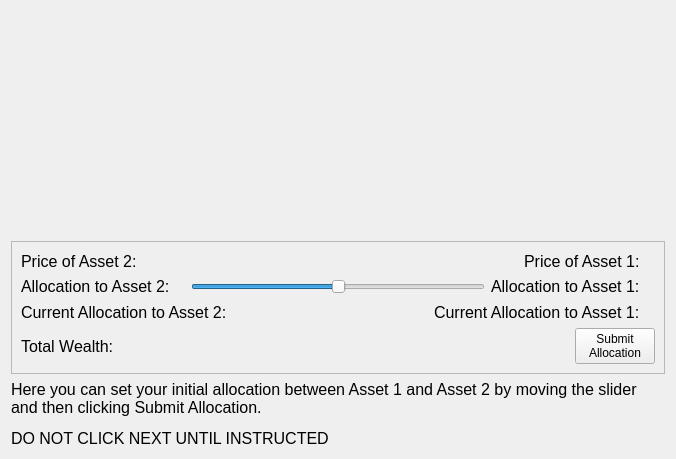
Before: the Qt Designer form MarketSimulation/initialallocationscreen.ui in dwattttt/marketsim, drawn with Qt 5.
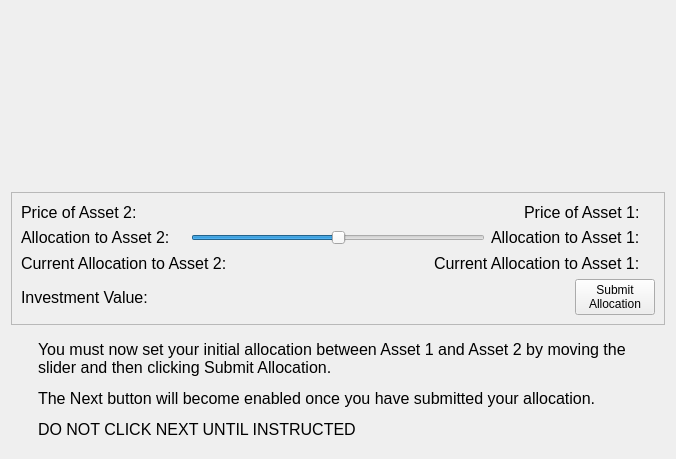
After: the same form once the commit is applied.

Commit message: Completed all of the easy required changes from Digsy  * Screen 2 text  * Screen 3 text, centering  * Screen 5 text, centering  * Screen 6 text, centering  * Screen 7 text  * Screen 8 text  * Screen 9 text  * Screen 10 text  * Screen 12 text  * Initial allocation - added axis, prevent next until allocation submitted, text, centering  * Block decryption test once one round completed  * Rename total wealth to investment value  * Relocate wealth and time labels along bottom  * Add encrypted/decrypted labels to decryption widget  * Added final score screen

```diff
--- a/MarketSimulation/initialallocationscreen.ui
+++ b/MarketSimulation/initialallocationscreen.ui
@@ -15,17 +15,21 @@
   </property>
   <layout class="QVBoxLayout" name="verticalLayout_3">
    <item>
-    <spacer name="verticalSpacer">
-     <property name="orientation">
-      <enum>Qt::Vertical</enum>
+    <widget class="QWidget" name="plotWidget" native="true">
+     <property name="sizePolicy">
+      <sizepolicy hsizetype="Expanding" vsizetype="Expanding">
+       <horstretch>0</horstretch>
+       <verstretch>0</verstretch>
+      </sizepolicy>
      </property>
-     <property name="sizeHint" stdset="0">
+     <property name="minimumSize">
       <size>
-       <width>218</width>
-       <height>219</height>
+       <width>0</width>
+       <height>100</height>
       </size>
      </property>
-    </spacer>
+     <layout class="QHBoxLayout" name="horizontalLayout_9"/>
+    </widget>
    </item>
    <item>
     <widget class="QFrame" name="frame">
@@ -260,7 +264,7 @@
              </font>
             </property>
             <property name="text">
-             <string>Total Wealth:</string>
+             <string>Investment Value:</string>
             </property>
            </widget>
           </item>
@@ -305,18 +309,62 @@
     </widget>
    </item>
    <item>
+    <widget class="QWidget" name="widget" native="true">
+     <property name="minimumSize">
+      <size>
+       <width>0</width>
+       <height>20</height>
+      </size>
+     </property>
+     <layout class="QHBoxLayout" name="horizontalLayout_7">
+      <item>
+       <spacer name="horizontalSpacer">
+        <property name="orientation">
+         <enum>Qt::Horizontal</enum>
+        </property>
+        <property name="sizeHint" stdset="0">
+         <size>
+          <width>40</width>
+          <height>20</height>
+         </size>
+        </property>
+       </spacer>
+      </item>
+      <item>
     <widget class="QLabel" name="label">
+        <property name="minimumSize">
+         <size>
+          <width>600</width>
+          <height>0</height>
+         </size>
+        </property>
      <property name="font">
       <font>
        <pointsize>12</pointsize>
       </font>
      </property>
      <property name="text">
-      <string>&lt;html&gt;&lt;head/&gt;&lt;body&gt;&lt;p&gt;Here you can set your initial allocation between Asset 1 and Asset 2 by moving the slider and then clicking Submit Allocation.&lt;/p&gt;&lt;p&gt;DO NOT CLICK NEXT UNTIL INSTRUCTED &lt;/p&gt;&lt;/body&gt;&lt;/html&gt;</string>
+         <string>&lt;html&gt;&lt;head/&gt;&lt;body&gt;&lt;p&gt;You must now set your initial allocation between Asset 1 and Asset 2 by moving the slider and then clicking Submit Allocation. &lt;/p&gt;&lt;p&gt;The Next button will become enabled once you have submitted your allocation.&lt;/p&gt;&lt;p&gt;DO NOT CLICK NEXT UNTIL INSTRUCTED &lt;/p&gt;&lt;/body&gt;&lt;/html&gt;</string>
      </property>
      <property name="wordWrap">
       <bool>true</bool>
      </property>
+       </widget>
+      </item>
+      <item>
+       <spacer name="horizontalSpacer_5">
+        <property name="orientation">
+         <enum>Qt::Horizontal</enum>
+        </property>
+        <property name="sizeHint" stdset="0">
+         <size>
+          <width>40</width>
+          <height>20</height>
+         </size>
+        </property>
+       </spacer>
+      </item>
+     </layout>
     </widget>
    </item>
   </layout>
```
Lines whose indentation alone changed are shown as unchanged. The commit also changes 26 other files.
